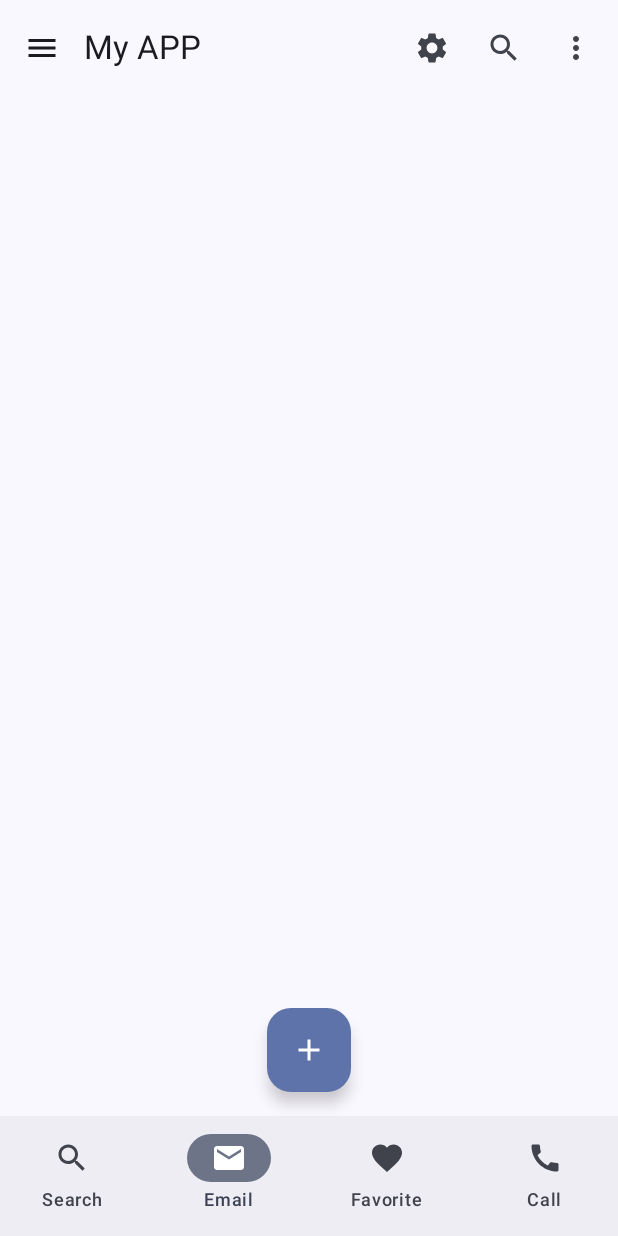
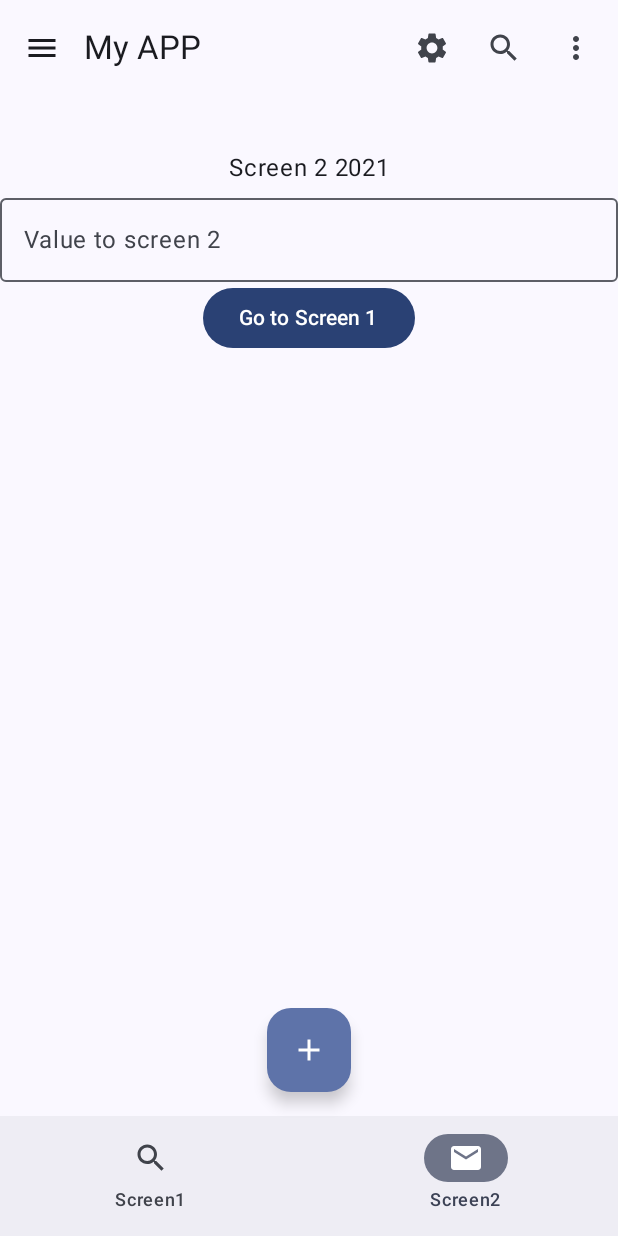
Before and after one commit to SunHe-1992/AndroidLearn, an Android app built with Jetpack Compose: the screen it shows after launch (MainActivity), item 2 of the bottom bar chosen, on a phone screen of 412 x 824 dp. Run offline under Robolectric (Android 15) with nearby library versions, the phone set to English and light mode, and no system bars.

Commit message:
screen 1 and 2

```diff
--- a/app/src/main/java/com/hesun/comp304lab3_ex1/Navigation/NavGraph.kt
+++ b/app/src/main/java/com/hesun/comp304lab3_ex1/Navigation/NavGraph.kt
@@ -2,39 +2,31 @@ package com.hesun.comp304lab3_ex1.Navigation
 
 import androidx.compose.runtime.Composable
 import androidx.navigation.NavHostController
+import androidx.navigation.NavType
 import androidx.navigation.compose.NavHost
 import androidx.navigation.compose.composable
+import androidx.navigation.navArgument
+import com.hesun.comp304lab3_ex1.Views.Screen1
+import com.hesun.comp304lab3_ex1.Views.Screen2
+import kotlin.text.get
 
 
 @Composable
 fun MyNavGraph(navController: NavHostController) {
     NavHost(
         navController = navController,
-        startDestination = NavItem.Call.path
+        startDestination = NavItem.Screen1.path
     ) {
 
-        composable(
-            route = NavItem.Call.path
-        ) {
-
+        composable(NavItem.Screen1.path) {
+//            val year = entery.savedStateHandle.get<String>("year")
+              Screen1(navController,"2025")
         }
 
-        composable(
-            route = NavItem.Email.path
-        ) {
-
-        }
-
-        composable(
-            route = NavItem.Favorite.path
-        ) {
-
-        }
-
-        composable(
-            route = NavItem.Search.path
-        ) {
-
+        composable(NavItem.Screen2.path)
+        {
+            //Screen2(navController, backStackEntery.arguments?.getString("value").toString() )
+              Screen2(navController,"2021")
         }
     }
 }
--- a/app/src/main/java/com/hesun/comp304lab3_ex1/Navigation/NavItem.kt
+++ b/app/src/main/java/com/hesun/comp304lab3_ex1/Navigation/NavItem.kt
@@ -7,9 +7,14 @@ import androidx.compose.material.icons.filled.Favorite
 import androidx.compose.material.icons.filled.Search
 
 sealed class NavItem {
-    object Search : Item("search", "Search", Icons.Default.Search)
-    object Call : Item("call", "Call", Icons.Default.Call)
-    object Favorite : Item("favorite", "Favorite", Icons.Default.Favorite)
-    object Email : Item("email", "Email", Icons.Default.Email)
+    object Screen1 : Item("screen1", "Screen1", Icons.Default.Search) {
 
+    }
+
+    object Screen2 : Item("screen2", "Screen2", Icons.Default.Email) {
+        // Screen2 ===> Screen2/{value}
+//        fun createRoute(valueToPass: String): String {
+//            return "Screen2/$valueToPass"
+//        }
+    }
 }
--- a/app/src/main/java/com/hesun/comp304lab3_ex1/Views/MyBottomBar.kt
+++ b/app/src/main/java/com/hesun/comp304lab3_ex1/Views/MyBottomBar.kt
@@ -16,7 +16,7 @@ import com.hesun.comp304lab3_ex1.Navigation.NavItem
 
 @Composable
 fun MyBottomBar(navController: NavController) {
-    val navItems = listOf(NavItem.Search, NavItem.Email, NavItem.Favorite, NavItem.Call)
+    val navItems = listOf(NavItem.Screen1, NavItem.Screen2)
     var selectedItem by rememberSaveable {
         mutableStateOf(0)
     }
--- /dev/null
+++ b/app/src/main/java/com/hesun/comp304lab3_ex1/Views/Screen1.kt
@@ -0,0 +1,46 @@
+package com.hesun.comp304lab3_ex1.Views
+
+
+import androidx.compose.foundation.layout.Column
+import androidx.compose.foundation.layout.fillMaxWidth
+import androidx.compose.foundation.layout.padding
+import androidx.compose.material3.Button
+import androidx.compose.material3.OutlinedTextField
+import androidx.compose.material3.Text
+import androidx.compose.runtime.Composable
+import androidx.compose.runtime.getValue
+import androidx.compose.runtime.mutableStateOf
+import androidx.compose.runtime.remember
+import androidx.compose.runtime.setValue
+import androidx.compose.ui.Alignment
+import androidx.compose.ui.Modifier
+import androidx.compose.ui.unit.dp
+import androidx.navigation.NavController
+import com.hesun.comp304lab3_ex1.Navigation.NavItem
+
+
+@Composable
+fun Screen1(navController: NavController, year: String?){
+
+    var value by remember { mutableStateOf("") }
+    Column(modifier = Modifier.fillMaxWidth().padding(top = 100.dp),
+        horizontalAlignment = Alignment.CenterHorizontally
+    ) {
+        Text("Screen 1 ")
+
+        year?.let {
+            Text("Year From Screen 2 $year")
+        }
+        OutlinedTextField(
+            value = value,
+            onValueChange = { value = it },
+            label = { Text("Value to screen 2") },
+            modifier = Modifier.fillMaxWidth()
+        )
+        Button(onClick = {
+//            navController.navigate(NavItem.Screen2.createRoute(value))// Screen2/value
+
+        }) { Text("Go to Screen 2") }
+    }
+
+}
--- /dev/null
+++ b/app/src/main/java/com/hesun/comp304lab3_ex1/Views/Screen2.kt
@@ -0,0 +1,42 @@
+package com.hesun.comp304lab3_ex1.Views
+
+import androidx.compose.foundation.layout.Column
+import androidx.compose.foundation.layout.fillMaxWidth
+import androidx.compose.foundation.layout.padding
+import androidx.compose.material3.Button
+import androidx.compose.material3.OutlinedTextField
+import androidx.compose.material3.Text
+import androidx.compose.runtime.Composable
+import androidx.compose.runtime.getValue
+import androidx.compose.runtime.mutableStateOf
+import androidx.compose.runtime.remember
+import androidx.compose.runtime.setValue
+import androidx.compose.ui.Alignment
+import androidx.compose.ui.Modifier
+import androidx.compose.ui.unit.dp
+import androidx.navigation.NavController
+
+@Composable
+fun Screen2(navController: NavController, valueFromScreen1: String){
+
+    var year by remember { mutableStateOf("") }
+    Column(modifier = Modifier.fillMaxWidth().padding(top = 100.dp),
+        horizontalAlignment = Alignment.CenterHorizontally
+    ) {
+        Text("Screen 2 $valueFromScreen1")
+
+
+        OutlinedTextField(
+            value = year,
+            onValueChange = { year = it },
+            label = { Text("Value to screen 2") },
+            modifier = Modifier.fillMaxWidth()
+        )
+        Button(onClick = {
+            navController.previousBackStackEntry?.savedStateHandle?.set("year", year)
+            navController.popBackStack()
+
+        }) { Text("Go to Screen 1") }
+    }
+
+}
```
